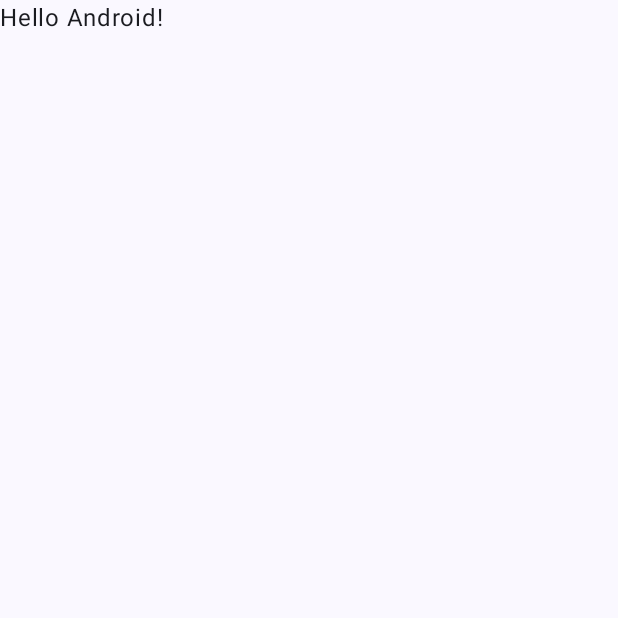
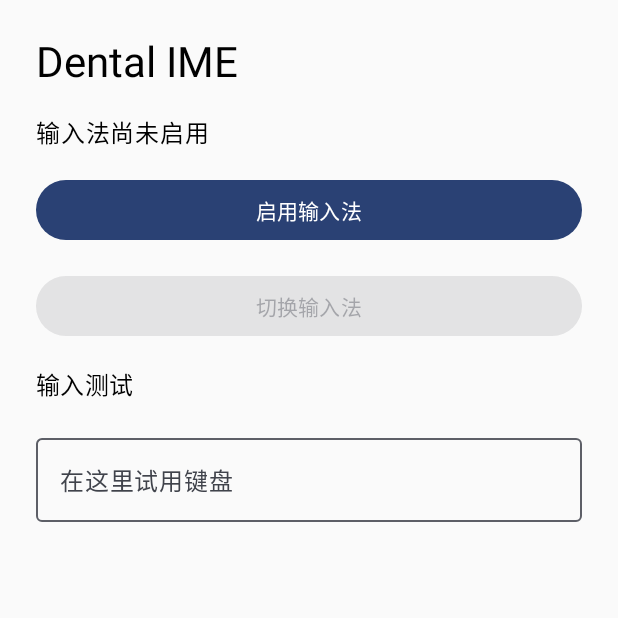
Before and after one commit to ye-yang-ai/Dentle-IME, an Android app built with Jetpack Compose: the screen it shows after launch (MainActivity), on a phone screen of 412 x 824 dp, the top half of it. Before the commit the part shown is almost empty. Run offline under Robolectric (Android 15) with nearby library versions, the phone set to English and light mode, and no system bars.

Commit message:
最小输入法原型已完成。

```diff
--- a/app/src/main/java/com/bfyy/dentalime/MainActivity.kt
+++ b/app/src/main/java/com/bfyy/dentalime/MainActivity.kt
@@ -1,47 +1,112 @@
 package com.bfyy.dentalime
 
+import android.content.Context
+import android.content.Intent
 import android.os.Bundle
+import android.provider.Settings
+import android.view.inputmethod.InputMethodManager
 import androidx.activity.ComponentActivity
 import androidx.activity.compose.setContent
-import androidx.activity.enableEdgeToEdge
+import androidx.compose.foundation.layout.Arrangement
+import androidx.compose.foundation.layout.Column
 import androidx.compose.foundation.layout.fillMaxSize
+import androidx.compose.foundation.layout.fillMaxWidth
 import androidx.compose.foundation.layout.padding
-import androidx.compose.material3.Scaffold
+import androidx.compose.material3.Button
+import androidx.compose.material3.MaterialTheme
+import androidx.compose.material3.OutlinedTextField
 import androidx.compose.material3.Text
 import androidx.compose.runtime.Composable
+import androidx.compose.runtime.getValue
+import androidx.compose.runtime.mutableStateOf
+import androidx.compose.runtime.remember
+import androidx.compose.runtime.setValue
 import androidx.compose.ui.Modifier
-import androidx.compose.ui.tooling.preview.Preview
+import androidx.compose.ui.res.stringResource
+import androidx.compose.ui.unit.dp
 import com.bfyy.dentalime.ui.theme.DentalIMETheme
 
 class MainActivity : ComponentActivity() {
+    private var keyboardState by mutableStateOf(KeyboardState.DISABLED)
+
     override fun onCreate(savedInstanceState: Bundle?) {
         super.onCreate(savedInstanceState)
-        enableEdgeToEdge()
         setContent {
             DentalIMETheme {
-                Scaffold(modifier = Modifier.fillMaxSize()) { innerPadding ->
-                    Greeting(
-                        name = "Android",
-                        modifier = Modifier.padding(innerPadding)
-                    )
-                }
+                SetupScreen(
+                    keyboardState = keyboardState,
+                    onEnable = { startActivity(Intent(Settings.ACTION_INPUT_METHOD_SETTINGS)) },
+                    onSelect = {
+                        (getSystemService(Context.INPUT_METHOD_SERVICE) as InputMethodManager)
+                            .showInputMethodPicker()
+                    }
+                )
             }
+        }
+    }
+
+    override fun onResume() {
+        super.onResume()
+        refreshKeyboardState()
+    }
+
+    override fun onWindowFocusChanged(hasFocus: Boolean) {
+        super.onWindowFocusChanged(hasFocus)
+        if (hasFocus) refreshKeyboardState()
+    }
+
+    private fun refreshKeyboardState() {
+        val manager = getSystemService(Context.INPUT_METHOD_SERVICE) as InputMethodManager
+        val thisIme = manager.enabledInputMethodList.firstOrNull {
+            it.packageName == packageName && it.serviceName == DentalImeService::class.java.name
+        }
+        keyboardState = when {
+            thisIme == null -> KeyboardState.DISABLED
+            Settings.Secure.getString(contentResolver, Settings.Secure.DEFAULT_INPUT_METHOD) == thisIme.id ->
+                KeyboardState.SELECTED
+            else -> KeyboardState.ENABLED
         }
     }
 }
 
+private enum class KeyboardState { DISABLED, ENABLED, SELECTED }
+
 @Composable
-fun Greeting(name: String, modifier: Modifier = Modifier) {
-    Text(
-        text = "Hello $name!",
-        modifier = modifier
-    )
-}
+private fun SetupScreen(
+    keyboardState: KeyboardState,
+    onEnable: () -> Unit,
+    onSelect: () -> Unit
+) {
+    var testText by remember { mutableStateOf("") }
 
-@Preview(showBackground = true)
-@Composable
-fun GreetingPreview() {
-    DentalIMETheme {
-        Greeting("Android")
+    Column(
+        modifier = Modifier.fillMaxSize().padding(24.dp),
+        verticalArrangement = Arrangement.spacedBy(16.dp)
+    ) {
+        Text(stringResource(R.string.setup_title), style = MaterialTheme.typography.headlineMedium)
+        Text(
+            when (keyboardState) {
+                KeyboardState.DISABLED -> stringResource(R.string.setup_status_disabled)
+                KeyboardState.ENABLED -> stringResource(R.string.setup_status_enabled)
+                KeyboardState.SELECTED -> stringResource(R.string.setup_status_selected)
+            }
+        )
+        Button(onClick = onEnable, modifier = Modifier.fillMaxWidth()) {
+            Text(stringResource(R.string.enable_keyboard))
+        }
+        Button(
+            onClick = onSelect,
+            enabled = keyboardState != KeyboardState.DISABLED,
+            modifier = Modifier.fillMaxWidth()
+        ) {
+            Text(stringResource(R.string.select_keyboard))
+        }
+        Text(stringResource(R.string.test_input), style = MaterialTheme.typography.titleMedium)
+        OutlinedTextField(
+            value = testText,
+            onValueChange = { testText = it },
+            label = { Text(stringResource(R.string.test_hint)) },
+            modifier = Modifier.fillMaxWidth()
+        )
     }
 }
--- a/app/src/main/res/values/strings.xml
+++ b/app/src/main/res/values/strings.xml
@@ -1,3 +1,11 @@
 <resources>
     <string name="app_name">Dental IME</string>
+    <string name="setup_title">Dental IME</string>
+    <string name="setup_status_disabled">输入法尚未启用</string>
+    <string name="setup_status_enabled">已启用，请切换到 Dental IME</string>
+    <string name="setup_status_selected">Dental IME 正在使用</string>
+    <string name="enable_keyboard">启用输入法</string>
+    <string name="select_keyboard">切换输入法</string>
+    <string name="test_input">输入测试</string>
+    <string name="test_hint">在这里试用键盘</string>
 </resources>
--- /dev/null
+++ b/app/src/main/res/xml/method.xml
@@ -0,0 +1,2 @@
+<?xml version="1.0" encoding="utf-8"?>
+<input-method xmlns:android="http://schemas.android.com/apk/res/android" />
```
Also changed, not shown: app/src/main/AndroidManifest.xml (+13 -2 lines), app/src/main/java/com/bfyy/dentalime/DentalImeService.kt (added, +141 -0 lines), 1 other file.
